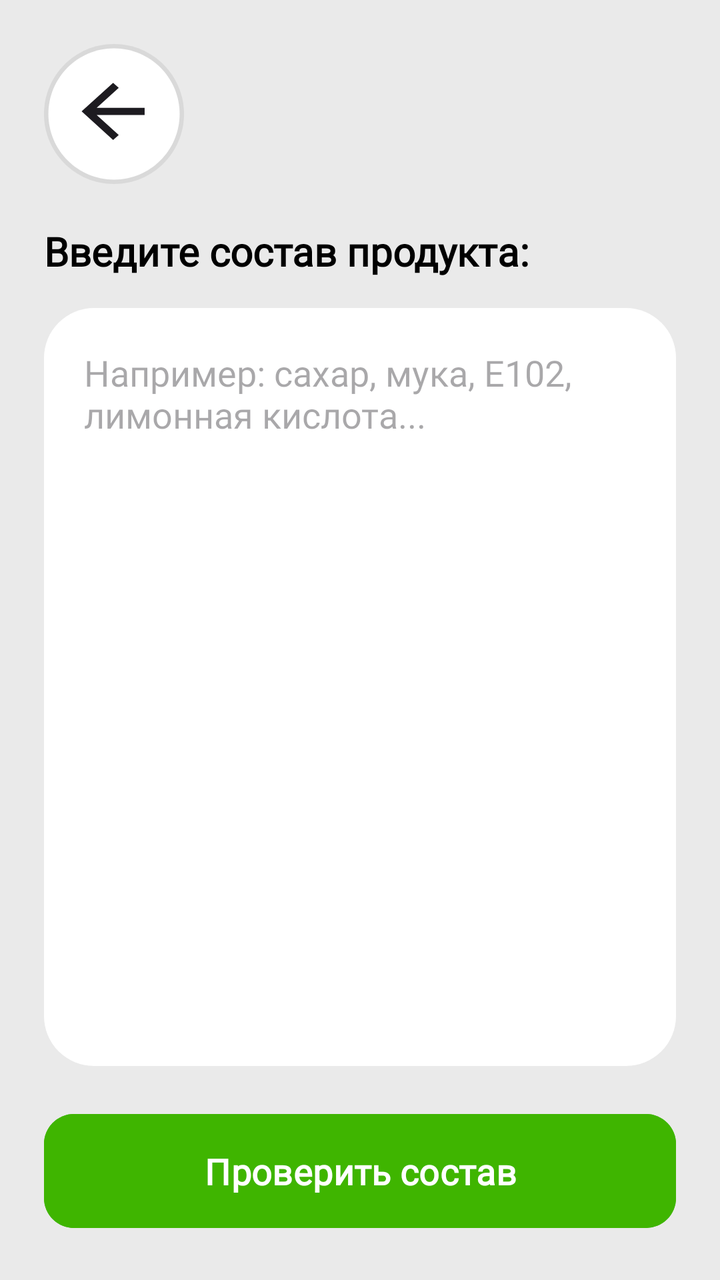
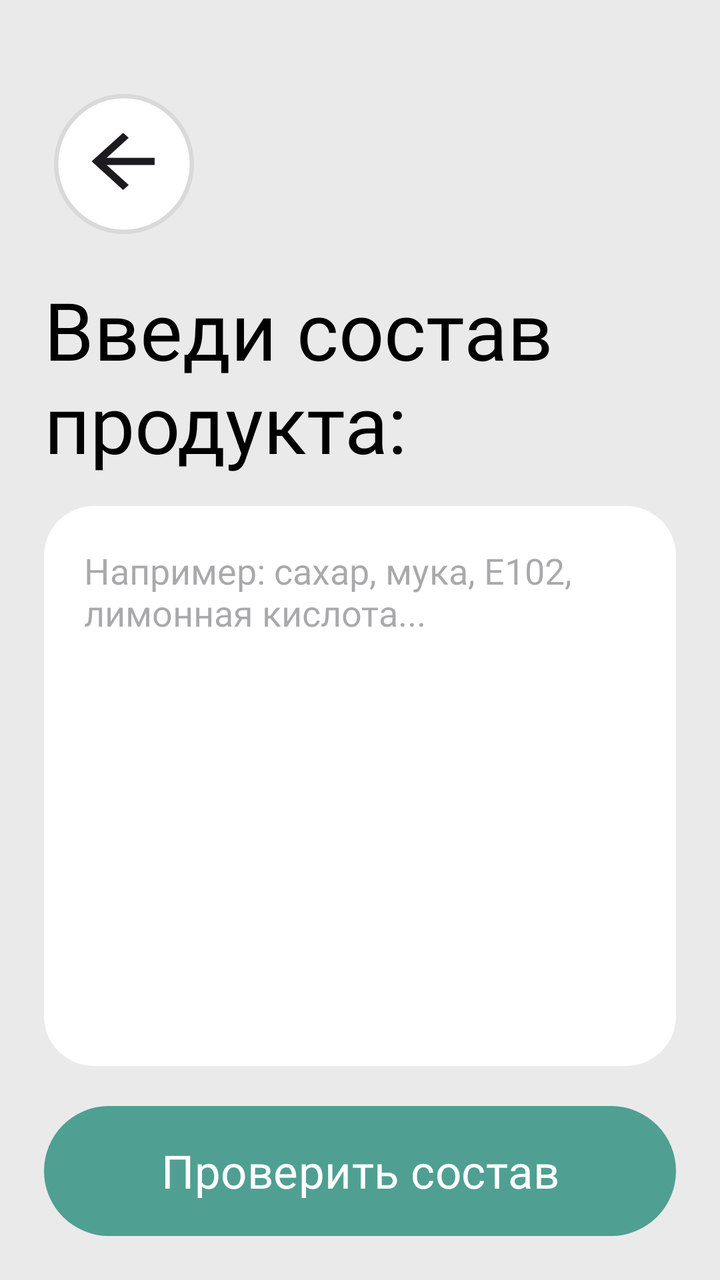

Two renders of the same Android screen: before a commit and after it. Below are the layout's source before the change and the commit's diff.
<!-- AndroidManifest.xml: application theme Theme.CheckApp -->
<!-- res/layout/activity_manual_input.xml -->
<?xml version="1.0" encoding="utf-8"?>
<LinearLayout xmlns:android="http://schemas.android.com/apk/res/android"
    xmlns:tools="http://schemas.android.com/tools"
    android:layout_width="match_parent"
    android:layout_height="match_parent"
    xmlns:app="http://schemas.android.com/apk/res-auto"
    android:background="#EAEAEA"
    android:orientation="vertical"
    android:padding="22dp"
    tools:ignore="NamespaceTypo">

<ImageButton
    android:id="@+id/backButton"
    android:layout_width="70dp"
    android:layout_height="70dp"
    android:background="@drawable/ic_back_btn"
    android:contentDescription="Назад" />

<TextView
    android:layout_width="wrap_content"
    android:layout_height="wrap_content"
    android:layout_marginTop="20dp"
    android:fontFamily="@font/geologica_auto_medium"
    android:text="Введите состав продукта:"
    android:textColor="#000000"
    android:textSize="20sp"
    android:textStyle="bold" />

<androidx.constraintlayout.widget.ConstraintLayout
    android:layout_width="match_parent"
    android:layout_height="0dp"
    android:layout_marginTop="15dp"
    android:layout_weight="1"
    android:background="@drawable/blocks_btns_style"
    android:padding="10dp">

    <EditText
        android:id="@+id/compositionEditText"
        android:layout_width="match_parent"
        android:layout_height="match_parent"
        android:background="@android:color/transparent"
        android:fontFamily="@font/geologica_auto_medium"
        android:gravity="top"
        android:hint="Например: сахар, мука, Е102, лимонная кислота..."
        android:padding="10dp"
        android:textColor="#000000"
        android:textSize="18sp" />
</androidx.constraintlayout.widget.ConstraintLayout>

<Button
    android:id="@+id/analyzeButton"
    android:layout_width="match_parent"
    android:layout_height="65dp"
    android:layout_marginTop="20dp"
    android:backgroundTint="#3fb500"
    android:fontFamily="@font/geologica_auto_medium"
    android:text="Проверить состав"
    android:textAllCaps="false"
    android:textSize="18sp"
    android:textStyle="bold"
    app:cornerRadius="15dp" />

</LinearLayout>
<!-- resources referenced by this layout -->
<resources>
  <!-- drawable blocks_btns_style (drawable) -->
  <?xml version="1.0" encoding="utf-8"?>
  <shape xmlns:android="http://schemas.android.com/apk/res/android">
      <solid android:color="@color/white"></solid>
      <corners android:topRightRadius="25dp" android:bottomRightRadius="25dp" android:bottomLeftRadius="25dp" android:topLeftRadius="25dp"></corners>
  
  </shape>
  <!-- drawable ic_back_btn (drawable) -->
  <vector xmlns:android="http://schemas.android.com/apk/res/android"
      android:width="160dp"
      android:height="160dp"
      android:viewportWidth="160"
      android:viewportHeight="160">
    <path
        android:pathData="M160,80C160,124.18 124.18,160 80,160C35.82,160 0,124.18 0,80C0,35.82 35.82,0 80,0C124.18,0 160,35.82 160,80Z"
        android:fillColor="#D9D9D9"/>
    <path
        android:pathData="M155,80C155,121.42 121.42,155 80,155C38.58,155 5,121.42 5,80C5,38.58 38.58,5 80,5C121.42,5 155,38.58 155,80Z"
        android:fillColor="#ffffff"/>
    <path
        android:pathData="M60.21,81.08H115V72.92H60.21L85.41,50.05L79,44.33L43,77L79,109.67L85.41,103.95L60.21,81.08Z"
        android:fillColor="#1D1B20"/>
  </vector>
  <style name="Theme.CheckApp" parent="Base.Theme.CheckApp" />
  <color name="white">#FFFFFFFF</color>
  <style name="Base.Theme.CheckApp" parent="Theme.Material3.DayNight.NoActionBar">
          
          
      </style>
</resources>

<!-- the commit's change to res/layout/activity_manual_input.xml (unified diff, before → after) -->
@@ -9,22 +9,34 @@
     android:padding="22dp"
     tools:ignore="NamespaceTypo">
 
-<ImageButton
-    android:id="@+id/backButton"
-    android:layout_width="70dp"
-    android:layout_height="70dp"
-    android:background="@drawable/ic_back_btn"
-    android:contentDescription="Назад" />
+    <androidx.constraintlayout.widget.ConstraintLayout
+        android:layout_width="match_parent"
+        android:layout_height="wrap_content"
+        android:orientation="horizontal"
+        android:paddingTop="25dp"
+        android:paddingStart="5dp"
+        android:paddingEnd="5dp"
+        android:paddingBottom="21dp">
+
+        <ImageButton
+            android:id="@+id/backButton"
+            android:layout_width="70dp"
+            android:contentDescription="Back"
+            android:layout_height="70dp"
+            android:background="@drawable/ic_back_btn"
+            app:layout_constraintBottom_toBottomOf="parent"
+            app:layout_constraintStart_toStartOf="parent">
+        </ImageButton>
+
+    </androidx.constraintlayout.widget.ConstraintLayout>
 
 <TextView
     android:layout_width="wrap_content"
     android:layout_height="wrap_content"
-    android:layout_marginTop="20dp"
     android:fontFamily="@font/geologica_auto_medium"
-    android:text="Введите состав продукта:"
+    android:text="Введи состав продукта:"
     android:textColor="#000000"
-    android:textSize="20sp"
-    android:textStyle="bold" />
+    android:textSize="40sp" />
 
 <androidx.constraintlayout.widget.ConstraintLayout
     android:layout_width="match_parent"
@@ -52,12 +64,11 @@
     android:layout_width="match_parent"
     android:layout_height="65dp"
     android:layout_marginTop="20dp"
-    android:backgroundTint="#3fb500"
+    android:textColor="@color/white"
+    android:background="@drawable/btns_green"
     android:fontFamily="@font/geologica_auto_medium"
     android:text="Проверить состав"
-    android:textAllCaps="false"
-    android:textSize="18sp"
-    android:textStyle="bold"
-    app:cornerRadius="15dp" />
+    android:textSize="23sp"
+    app:backgroundTint="@null"/>
 
 </LinearLayout>
<!-- resource entries referenced after the edit -->
@@ -6,6 +6,12 @@
       <solid android:color="@color/white"></solid>
       <corners android:topRightRadius="25dp" android:bottomRightRadius="25dp" android:bottomLeftRadius="25dp" android:topLeftRadius="25dp"></corners>
   
+  </shape>
+  <!-- drawable btns_green (drawable) -->
+  <?xml version="1.0" encoding="utf-8"?>
+  <shape xmlns:android="http://schemas.android.com/apk/res/android">
+      <solid android:color="#4F9F92"></solid>
+      <corners android:radius="50dp"></corners>
   </shape>
   <!-- drawable ic_back_btn (drawable) -->
   <vector xmlns:android="http://schemas.android.com/apk/res/android"
